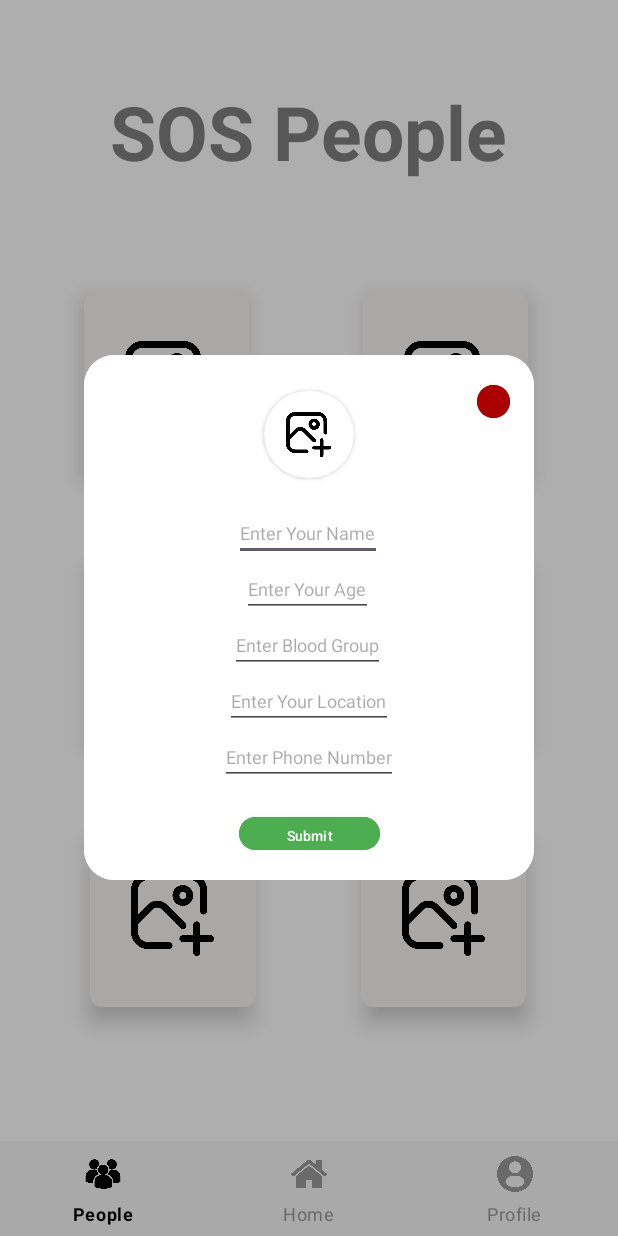
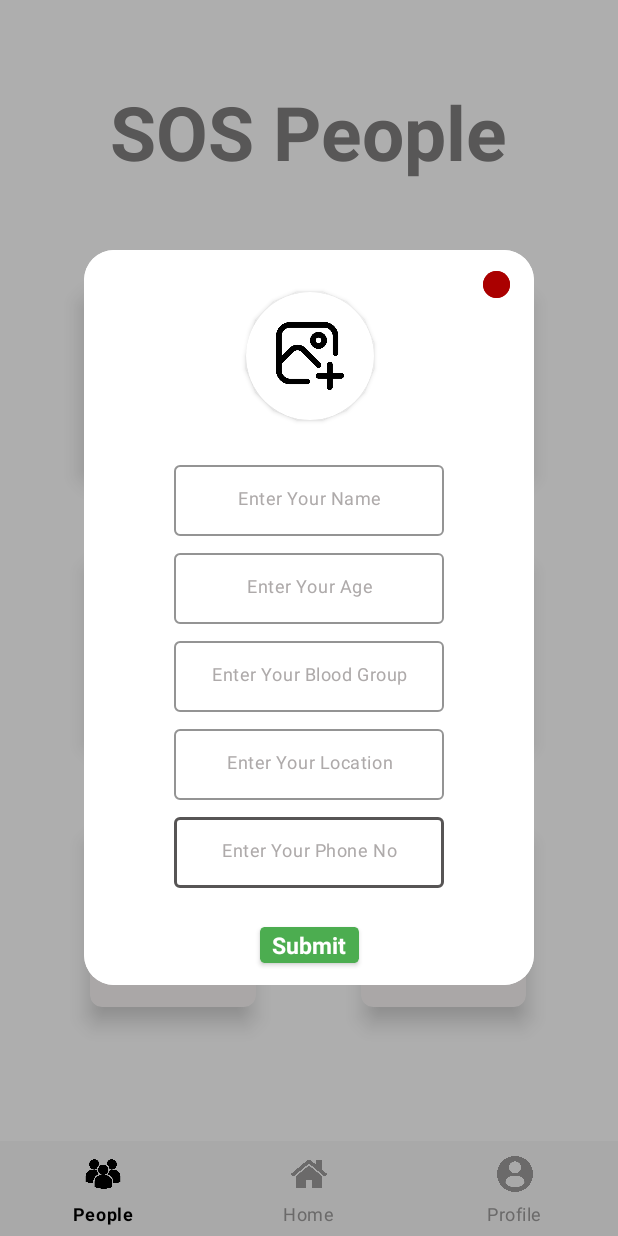
Before and after one commit to monotoshghosh/SafeCall, an Android app: the screen it shows after launch (MainScreen), after a tap on an icon or button, on a phone screen of 412 x 824 dp. Run offline under Robolectric (Android 15) with nearby library versions, the phone set to English and light mode, and no system bars.

Commit message:
New Dialog Done For New Reg

```diff
--- a/app/src/main/java/com/example/seniorcare/Home_Fragment.kt
+++ b/app/src/main/java/com/example/seniorcare/Home_Fragment.kt
@@ -34,11 +34,6 @@ class Home_Fragment : Fragment(R.layout.home_fragment) {
 
     override fun onViewCreated(view: View, savedInstanceState: Bundle?) {
         super.onViewCreated(view, savedInstanceState)
-
-        binding.testBtnHomeFragment.setOnClickListener {
-            obj().testDialogBox(requireContext())
-        }
-
 
 
         binding.btnHomeFragment.setOnClickListener {
--- a/app/src/main/java/com/example/seniorcare/MainScreen.kt
+++ b/app/src/main/java/com/example/seniorcare/MainScreen.kt
@@ -92,6 +92,7 @@ class MainScreen : AppCompatActivity() {
 // Home Fragment:
 //===============
 // 1. When start Pressed Check if all permissions are enabled
+// 2. Siren Sound
 
 
 // Profile Fragment:
--- a/app/src/main/java/com/example/seniorcare/obj.kt
+++ b/app/src/main/java/com/example/seniorcare/obj.kt
@@ -13,15 +13,6 @@ import androidx.core.content.ContentProviderCompat.requireContext
 
 class obj {
 
-    fun testDialogBox (context:Context) {
-        val dialog = Dialog(context)
-        dialog.setContentView(R.layout.test)
-        dialog.window?.setBackgroundDrawableResource(R.drawable.rectshape)
-        dialog.setCancelable(false)
-        dialog.show()
-        objSound.btnSoundDialogOpen(context as Activity)
-
-    }
 
 
     fun savedPersonInfoDialogBox (context:Context,personKey: String) {
@@ -100,7 +91,7 @@ class obj {
             objSound.btnSound(context as Activity)
         }
 
-        val submitBtn = dialog.findViewById<Button>(R.id.dialogSubmitBtn)
+        val submitBtn = dialog.findViewById<CardView>(R.id.dialogSubmitBtn)
 
 
         val nameInput = dialog.findViewById<EditText>(R.id.NewRegName)
--- a/app/src/main/res/layout/dialogboxnewregis.xml
+++ b/app/src/main/res/layout/dialogboxnewregis.xml
@@ -3,121 +3,235 @@
     xmlns:app="http://schemas.android.com/apk/res-auto"
     xmlns:tools="http://schemas.android.com/tools"
     android:layout_width="300dp"
-    android:layout_height="350dp"
+    android:layout_height="490dp"
     android:layout_gravity="center_horizontal"
     android:background="#FFFFFF">
 
+    <com.google.android.material.textfield.TextInputLayout
+        android:id="@+id/textInputLayout5"
+        android:layout_width="wrap_content"
+        android:layout_height="wrap_content"
+        android:layout_marginTop="7dp"
+        android:padding="2dp"
+        android:textColorHint="#AEAAAA"
+        app:boxCornerRadiusBottomEnd="4dp"
+        app:boxCornerRadiusBottomStart="4dp"
+        app:boxCornerRadiusTopEnd="4dp"
+        app:boxCornerRadiusTopStart="4dp"
+        app:boxStrokeColor="#575555"
+        app:hintEnabled="false"
+        app:layout_constraintEnd_toEndOf="parent"
+        app:layout_constraintStart_toStartOf="parent"
+        app:layout_constraintTop_toBottomOf="@+id/textInputLayout4">
+
+        <EditText
+            android:id="@+id/NewRegPhNo"
+            android:layout_width="180dp"
+            android:layout_height="47dp"
+            android:gravity="center"
+            android:hint="Enter Your Phone No"
+            android:inputType="number"
+            android:singleLine="true"
+            android:soundEffectsEnabled="true"
+            android:textColor="@color/black"
+            android:textColorHighlight="#ADDDF6"
+            android:textColorHint="#AEAAAA"
+            android:textSize="12dp" />
+
+    </com.google.android.material.textfield.TextInputLayout>
+
+    <com.google.android.material.textfield.TextInputLayout
+        android:id="@+id/textInputLayout4"
+        android:layout_width="wrap_content"
+        android:layout_height="wrap_content"
+        android:layout_marginTop="7dp"
+        android:padding="2dp"
+        android:textColorHint="#AEAAAA"
+        app:boxCornerRadiusBottomEnd="4dp"
+        app:boxCornerRadiusBottomStart="4dp"
+        app:boxCornerRadiusTopEnd="4dp"
+        app:boxCornerRadiusTopStart="4dp"
+        app:boxStrokeColor="#575555"
+        app:hintEnabled="false"
+        app:layout_constraintEnd_toEndOf="parent"
+        app:layout_constraintStart_toStartOf="parent"
+        app:layout_constraintTop_toBottomOf="@+id/textInputLayout3">
+
+        <EditText
+            android:id="@+id/NewRegLoc"
+            android:layout_width="180dp"
+            android:layout_height="47dp"
+            android:gravity="center"
+            android:hint="Enter Your Location"
+            android:inputType="text"
+            android:singleLine="true"
+            android:soundEffectsEnabled="true"
+            android:textColor="@color/black"
+            android:textColorHighlight="#ADDDF6"
+            android:textColorHint="#AEAAAA"
+            android:textSize="12dp" />
+
+    </com.google.android.material.textfield.TextInputLayout>
+
+    <com.google.android.material.textfield.TextInputLayout
+        android:id="@+id/textInputLayout2"
+        android:layout_width="wrap_content"
+        android:layout_height="wrap_content"
+        android:layout_marginTop="7dp"
+        android:padding="2dp"
+        android:textColorHint="#AEAAAA"
+        app:boxCornerRadiusBottomEnd="4dp"
+        app:boxCornerRadiusBottomStart="4dp"
+        app:boxCornerRadiusTopEnd="4dp"
+        app:boxCornerRadiusTopStart="4dp"
+        app:boxStrokeColor="#575555"
+        app:hintEnabled="false"
+        app:layout_constraintEnd_toEndOf="parent"
+        app:layout_constraintStart_toStartOf="parent"
+        app:layout_constraintTop_toBottomOf="@+id/textInputLayout">
+
+        <EditText
+            android:id="@+id/NewRegAge"
+            android:layout_width="180dp"
+            android:layout_height="47dp"
+            android:gravity="center"
+            android:hint="Enter Your Age"
+            android:inputType="text"
+            android:singleLine="true"
+            android:soundEffectsEnabled="true"
+            android:textColor="@color/black"
+            android:textColorHighlight="#ADDDF6"
+            android:textColorHint="#AEAAAA"
+            android:textSize="12dp" />
+
+    </com.google.android.material.textfield.TextInputLayout>
+
+    <com.google.android.material.textfield.TextInputLayout
+        android:id="@+id/textInputLayout"
+        android:layout_width="wrap_content"
+        android:layout_height="wrap_content"
+        android:layout_marginTop="28dp"
+        android:padding="2dp"
+        android:textColorHint="#AEAAAA"
+        app:boxCornerRadiusBottomEnd="4dp"
+        app:boxCornerRadiusBottomStart="4dp"
+        app:boxCornerRadiusTopEnd="4dp"
+        app:boxCornerRadiusTopStart="4dp"
+        app:boxStrokeColor="#575555"
+        app:hintEnabled="false"
+        app:layout_constraintEnd_toEndOf="parent"
+        app:layout_constraintStart_toStartOf="parent"
+        app:layout_constraintTop_toBottomOf="@+id/NewRegProfilePic">
+
+        <EditText
+            android:id="@+id/NewRegName"
+            android:layout_width="180dp"
+            android:layout_height="47dp"
+            android:gravity="center"
+            android:hint="Enter Your Name"
+            android:inputType="text"
+            android:singleLine="true"
+            android:soundEffectsEnabled="true"
+            android:textColor="@color/black"
+            android:textColorHighlight="#ADDDF6"
+            android:textColorHint="#AEAAAA"
+            android:textSize="12dp" />
+
+    </com.google.android.material.textfield.TextInputLayout>
+
+
+    <com.google.android.material.textfield.TextInputLayout
+        android:id="@+id/textInputLayout3"
+        android:layout_width="wrap_content"
+        android:layout_height="wrap_content"
+        android:layout_marginTop="7dp"
+        android:padding="2dp"
+        android:textColorHint="#AEAAAA"
+        app:boxCornerRadiusBottomEnd="4dp"
+        app:boxCornerRadiusBottomStart="4dp"
+        app:boxCornerRadiusTopEnd="4dp"
+        app:boxCornerRadiusTopStart="4dp"
+        app:boxStrokeColor="#575555"
+        app:hintEnabled="false"
+        app:layout_constraintEnd_toEndOf="parent"
+        app:layout_constraintStart_toStartOf="parent"
+        app:layout_constraintTop_toBottomOf="@+id/textInputLayout2">
+
+        <EditText
+            android:id="@+id/NewRegBloogGroup"
+            android:layout_width="180dp"
+            android:layout_height="47dp"
+            android:gravity="center"
+            android:hint="Enter Your Blood Group"
+            android:inputType="text"
+            android:singleLine="true"
+            android:soundEffectsEnabled="true"
+            android:textColor="@color/black"
+            android:textColorHighlight="#ADDDF6"
+            android:textColorHint="#AEAAAA"
+            android:textSize="12dp" />
+
+    </com.google.android.material.textfield.TextInputLayout>
+
     <Button
         android:id="@+id/dialogExitBtn"
-        android:layout_width="22dp"
-        android:layout_height="30dp"
+        android:layout_marginTop="10dp"
+        android:layout_width="18dp"
+        android:layout_height="26dp"
         android:backgroundTint="@color/red"
+        android:foregroundGravity="center"
+        android:gravity="center"
         android:text="x"
-        android:gravity="center"
-        android:foregroundGravity="center"
         app:layout_constraintBottom_toBottomOf="parent"
         app:layout_constraintEnd_toEndOf="parent"
-        app:layout_constraintHorizontal_bias="0.942"
+        app:layout_constraintHorizontal_bias="0.943"
         app:layout_constraintStart_toStartOf="parent"
         app:layout_constraintTop_toTopOf="parent"
-        app:layout_constraintVertical_bias="0.05" />
-
-    <Button
-        android:id="@+id/dialogSubmitBtn"
-        android:layout_width="94dp"
-        android:layout_height="30dp"
-        android:backgroundTint="@color/green"
-        android:foregroundGravity="center"
-        android:gravity="center"
-        android:text="Submit"
-        android:textSize="9dp"
-        app:layout_constraintBottom_toBottomOf="parent"
-        app:layout_constraintEnd_toEndOf="parent"
-        app:layout_constraintStart_toStartOf="parent"
-        app:layout_constraintTop_toTopOf="parent"
-        app:layout_constraintVertical_bias="0.95" />
+        app:layout_constraintVertical_bias="0.0" />
 
     <androidx.cardview.widget.CardView
         android:id="@+id/NewRegProfilePic"
-        android:layout_width="60dp"
-        android:layout_height="0dp"
-        android:layout_marginTop="24dp"
-        android:layout_marginBottom="18dp"
+        android:layout_width="85dp"
+        android:layout_height="85dp"
+        android:layout_marginTop="28dp"
         android:backgroundTint="@color/white"
         app:cardCornerRadius="49dp"
         app:cardElevation="2dp"
-        app:layout_constraintBottom_toTopOf="@+id/NewRegName"
         app:layout_constraintEnd_toEndOf="parent"
+        app:layout_constraintHorizontal_bias="0.502"
         app:layout_constraintStart_toStartOf="parent"
         app:layout_constraintTop_toTopOf="parent">
 
         <ImageView
             android:id="@+id/NewRegProfilePicImgView"
-            android:layout_width="30dp"
-            android:layout_height="30dp"
+            android:layout_width="45dp"
+            android:layout_height="45dp"
             android:layout_gravity="center"
             android:src="@drawable/add_image2" />
 
     </androidx.cardview.widget.CardView>
 
-
-
-    <EditText
-
-        android:id="@+id/NewRegName"
-        android:layout_width="wrap_content"
-        android:layout_height="wrap_content"
-        android:layout_marginEnd="2dp"
-        android:hint="Enter Your Name"
-        android:textSize="12dp"
-        app:layout_constraintBottom_toTopOf="@+id/NewRegAge"
-        app:layout_constraintEnd_toEndOf="@+id/NewRegBloogGroup"
-        app:layout_constraintTop_toBottomOf="@+id/NewRegProfilePic" />
-
-    <EditText
-        android:id="@+id/NewRegAge"
-        android:layout_width="wrap_content"
-        android:layout_height="wrap_content"
-        android:layout_marginStart="5dp"
-        android:hint="Enter Your Age"
-        android:textSize="12dp"
-        app:layout_constraintBottom_toTopOf="@+id/NewRegBloogGroup"
-        app:layout_constraintStart_toStartOf="@+id/NewRegName"
-        app:layout_constraintTop_toBottomOf="@+id/NewRegName" />
-
-    <EditText
-        android:id="@+id/NewRegBloogGroup"
-        android:layout_width="wrap_content"
-        android:layout_height="wrap_content"
-        android:layout_marginStart="3dp"
-        android:hint="Enter Blood Group"
-        android:textSize="12dp"
-        app:layout_constraintBottom_toTopOf="@+id/NewRegLoc"
-        app:layout_constraintStart_toStartOf="@+id/NewRegLoc"
-        app:layout_constraintTop_toBottomOf="@+id/NewRegAge" />
-
-    <EditText
-        android:id="@+id/NewRegLoc"
-        android:layout_width="wrap_content"
-        android:layout_height="wrap_content"
-        android:layout_marginStart="3dp"
-        android:hint="Enter Your Location"
-        android:textSize="12dp"
-        app:layout_constraintBottom_toTopOf="@+id/NewRegPhNo"
-        app:layout_constraintStart_toStartOf="@+id/NewRegPhNo"
-        app:layout_constraintTop_toBottomOf="@+id/NewRegBloogGroup" />
-
-    <EditText
-        android:id="@+id/NewRegPhNo"
-        android:layout_width="wrap_content"
-        android:layout_height="wrap_content"
-        android:layout_marginBottom="63dp"
-        android:hint="Enter Phone Number"
-        android:textSize="12dp"
-        app:layout_constraintBottom_toBottomOf="parent"
+    <androidx.cardview.widget.CardView
+        android:id="@+id/dialogSubmitBtn"
+        android:layout_width="66dp"
+        android:layout_height="24dp"
+        android:layout_marginTop="24dp"
+        android:backgroundTint="#4CAD50"
+        app:cardCornerRadius="3dp"
         app:layout_constraintEnd_toEndOf="parent"
         app:layout_constraintStart_toStartOf="parent"
-        app:layout_constraintTop_toBottomOf="@+id/NewRegLoc" />
+        app:layout_constraintTop_toBottomOf="@+id/textInputLayout5">
+
+        <TextView
+            android:layout_width="wrap_content"
+            android:layout_height="wrap_content"
+            android:layout_gravity="center"
+            android:text="Submit"
+            android:textColor="@color/white"
+            android:textSize="15dp"
+            android:textStyle="bold" />
+
+    </androidx.cardview.widget.CardView>
 
 
 </androidx.constraintlayout.widget.ConstraintLayout>
--- a/app/src/main/res/layout/savedpersoninfodialogbox.xml
+++ b/app/src/main/res/layout/savedpersoninfodialogbox.xml
@@ -10,6 +10,7 @@
 
     <Button
         android:id="@+id/exitBtnSavedPersonInfoDilogBox"
+        android:layout_marginTop="10dp"
         android:layout_width="22dp"
         android:layout_height="30dp"
         android:backgroundTint="@color/red"
@@ -21,7 +22,7 @@
         app:layout_constraintHorizontal_bias="0.942"
         app:layout_constraintStart_toStartOf="parent"
         app:layout_constraintTop_toTopOf="parent"
-        app:layout_constraintVertical_bias="0.034" />
+        app:layout_constraintVertical_bias="0.0" />
 
     <androidx.cardview.widget.CardView
         android:id="@+id/photoCardViewSavedPersonInfoDilogBox"
--- a/app/src/main/res/layout/test.xml
+++ b/app/src/main/res/layout/test.xml
@@ -25,11 +25,12 @@
         app:layout_constraintTop_toBottomOf="@+id/textInputLayout4">
 
         <EditText
+            android:id="@+id/NewRegPhNo"
             android:layout_width="200dp"
             android:layout_height="47dp"
             android:gravity="center"
-            android:hint="Enter Your Name"
-            android:inputType="text"
+            android:hint="Enter Your Phone No"
+            android:inputType="number"
             android:singleLine="true"
             android:soundEffectsEnabled="true"
             android:textColor="@color/black"
@@ -57,10 +58,11 @@
         app:layout_constraintTop_toBottomOf="@+id/textInputLayout3">
 
         <EditText
+            android:id="@+id/NewRegLoc"
             android:layout_width="200dp"
             android:layout_height="47dp"
             android:gravity="center"
-            android:hint="Enter Your Name"
+            android:hint="Enter Your Location"
             android:inputType="text"
             android:singleLine="true"
             android:soundEffectsEnabled="true"
@@ -89,10 +91,11 @@
         app:layout_constraintTop_toBottomOf="@+id/textInputLayout">
 
         <EditText
+            android:id="@+id/NewRegAge"
             android:layout_width="200dp"
             android:layout_height="47dp"
             android:gravity="center"
-            android:hint="Enter Your Name"
+            android:hint="Enter Your Age"
             android:inputType="text"
             android:singleLine="true"
             android:soundEffectsEnabled="true"
@@ -118,9 +121,10 @@
         app:hintEnabled="false"
         app:layout_constraintEnd_toEndOf="parent"
         app:layout_constraintStart_toStartOf="parent"
-        app:layout_constraintTop_toBottomOf="@+id/cardView">
+        app:layout_constraintTop_toBottomOf="@+id/NewRegProfilePic">
 
         <EditText
+            android:id="@+id/NewRegName"
             android:layout_width="200dp"
             android:layout_height="47dp"
             android:gravity="center"
@@ -154,10 +158,11 @@
         app:layout_constraintTop_toBottomOf="@+id/textInputLayout2">
 
         <EditText
+            android:id="@+id/NewRegBloogGroup"
             android:layout_width="200dp"
             android:layout_height="47dp"
             android:gravity="center"
-            android:hint="Enter Your Name"
+            android:hint="Enter Your Blood Group"
             android:inputType="text"
             android:singleLine="true"
             android:soundEffectsEnabled="true"
@@ -169,6 +174,8 @@
     </com.google.android.material.textfield.TextInputLayout>
 
     <Button
+        android:id="@+id/dialogExitBtn"
+        android:layout_marginTop="8dp"
         android:layout_width="18dp"
         android:layout_height="26dp"
         android:backgroundTint="@color/red"
@@ -180,10 +187,10 @@
         app:layout_constraintHorizontal_bias="0.943"
         app:layout_constraintStart_toStartOf="parent"
         app:layout_constraintTop_toTopOf="parent"
-        app:layout_constraintVertical_bias="0.034" />
+        app:layout_constraintVertical_bias="0.004" />
 
     <androidx.cardview.widget.CardView
-        android:id="@+id/cardView"
+        android:id="@+id/NewRegProfilePic"
         android:layout_width="85dp"
         android:layout_height="85dp"
         android:layout_marginTop="28dp"
@@ -196,6 +203,7 @@
         app:layout_constraintTop_toTopOf="parent">
 
         <ImageView
+            android:id="@+id/NewRegProfilePicImgView"
             android:layout_width="45dp"
             android:layout_height="45dp"
             android:layout_gravity="center"
@@ -204,6 +212,7 @@
     </androidx.cardview.widget.CardView>
 
     <androidx.cardview.widget.CardView
+        android:id="@+id/dialogSubmitBtn"
         android:layout_width="66dp"
         android:layout_height="24dp"
         android:layout_marginTop="24dp"
```
